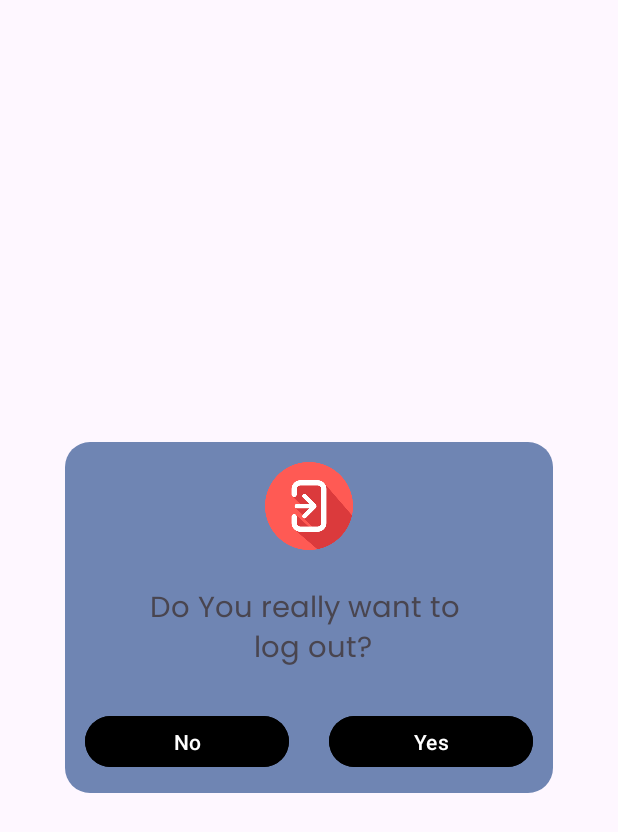
After one commit to coderajayanand/chatapplication, an Android app: the layout dialogue_layout.xml on its own in the app's theme, with its tools: preview values and no code run, on a phone screen of 412 x 824 dp. The commit adds this screen. Shown: the top 832 px of the screen. Run offline under Robolectric (Android 15) with nearby library versions, the phone set to English and light mode, and no system bars.

Commit message:
logout button implemented and dialogue layout added, success

```diff
--- /dev/null
+++ b/app/src/main/res/drawable/empty_background.xml
@@ -0,0 +1,4 @@
+<?xml version="1.0" encoding="utf-8"?>
+<shape xmlns:android="http://schemas.android.com/apk/res/android">
+
+</shape>
--- /dev/null
+++ b/app/src/main/res/drawable/shapedialog.xml
@@ -0,0 +1,6 @@
+<?xml version="1.0" encoding="utf-8"?>
+<shape android:shape="rectangle" xmlns:android="http://schemas.android.com/apk/res/android">
+
+    <solid android:color="#6f85b3"/>
+    <corners android:radius="@dimen/_13sdp"/>
+</shape>
--- /dev/null
+++ b/app/src/main/res/layout/dialogue_layout.xml
@@ -0,0 +1,55 @@
+<?xml version="1.0" encoding="utf-8"?>
+<LinearLayout xmlns:android="http://schemas.android.com/apk/res/android"
+    android:layout_width="325dp"
+    android:layout_height="234dp"
+    android:orientation="vertical"
+    android:layout_gravity="center"
+    android:layout_margin="13dp"
+    android:background="@drawable/shapedialog">
+
+    <ImageView
+        android:id="@+id/logoutdia"
+        android:layout_width="@dimen/_45sdp"
+        android:layout_height="@dimen/_45sdp"
+        android:src="@drawable/logout"
+        android:layout_gravity="center"
+        android:layout_margin="13dp"/>
+
+    <TextView
+        android:layout_width="match_parent"
+        android:layout_height="wrap_content"
+        android:text="Do You really want to \n log out?"
+        android:textSize="19dp"
+        android:gravity="center"
+        android:layout_margin="@dimen/_8sdp"
+        android:fontFamily="@font/poppins_regular"/>
+
+    <LinearLayout
+        android:layout_width="match_parent"
+        android:layout_height="wrap_content"
+        android:orientation="horizontal">
+
+        <Button
+            android:id="@+id/nobnt"
+            android:layout_width="match_parent"
+            android:layout_height="wrap_content"
+            android:layout_margin="13dp"
+            android:layout_weight="1"
+            android:gravity="center"
+            android:text="No"
+            android:backgroundTint="@color/black"/>
+
+        <Button
+            android:id="@+id/yesbnt"
+            android:layout_width="match_parent"
+            android:layout_height="wrap_content"
+            android:layout_margin="13dp"
+            android:layout_weight="1"
+            android:gravity="center"
+            android:text="Yes"
+            android:backgroundTint="@color/black"/>
+
+    </LinearLayout>
+
+
+</LinearLayout>
--- a/app/src/main/res/values/themes.xml
+++ b/app/src/main/res/values/themes.xml
@@ -6,4 +6,10 @@
     </style>
 
     <style name="Theme.AS_Chats" parent="Base.Theme.AS_Chats" />
+    <style name="dialogue">
+        <item name="android:windowBackground">@drawable/empty_background</item>
+        <item name="windowNoTitle">true</item>
+        <item name="windowMinWidthMajor">80%</item>
+        <item name="windowActionBar">false</item>
+    </style>
 </resources>
```
Also changed, not shown: app/src/main/java/com/example/as_chats/MainActivity.java (+30 -0 lines).
